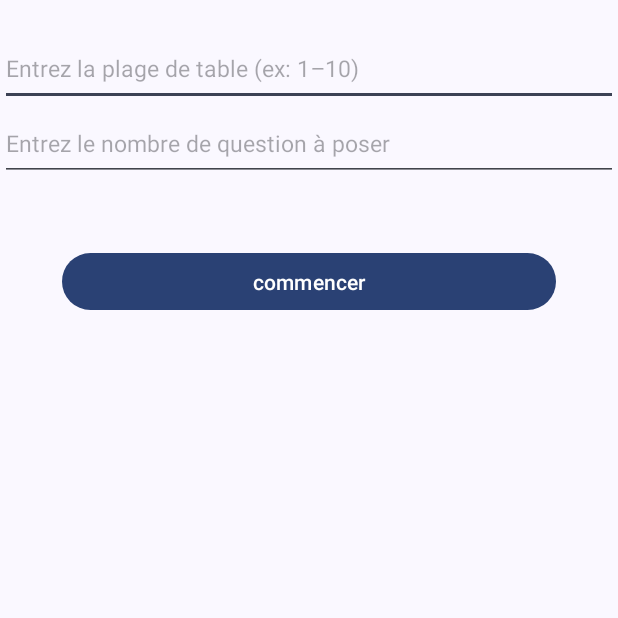
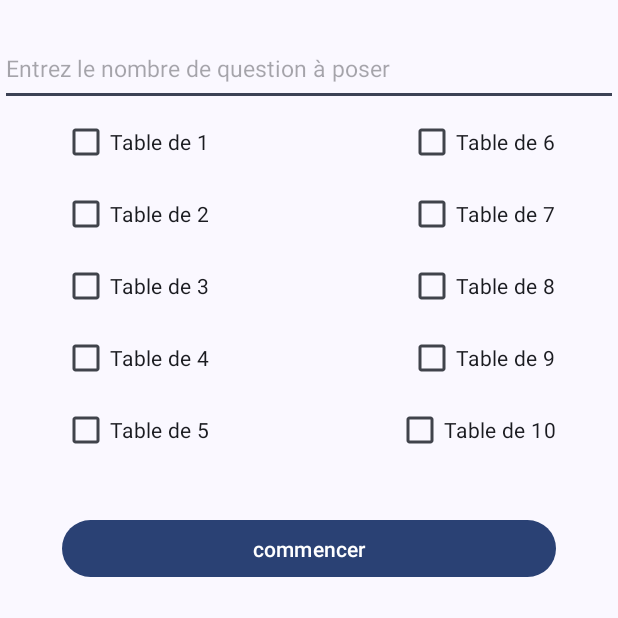
Before and after one commit to AstralArchitect/Tables-de-Multiplication, an Android app: the screen it shows after launch (ConfigurationActivity), on a phone screen of 412 x 824 dp, the top half of it. Run offline under Robolectric (Android 15) with nearby library versions, the phone set to English and light mode, and no system bars.

Commit message:
upgrade to 6.1.0 (checkbox pour choisir tables)

```diff
--- a/app/build.gradle.kts
+++ b/app/build.gradle.kts
@@ -12,7 +12,7 @@ android {
         minSdk = 26
         targetSdk = 35
         versionCode = 1
-        versionName = "6.0.3"
+        versionName = "6.1.0"
 
         testInstrumentationRunner = "androidx.test.runner.AndroidJUnitRunner"
         vectorDrawables {
--- a/app/src/main/java/fr/matthsudio/tablesdemultiplication/AppStart.kt
+++ b/app/src/main/java/fr/matthsudio/tablesdemultiplication/AppStart.kt
@@ -4,7 +4,7 @@ import android.app.Application
 
 class AppStart: Application() {
     companion object {
-        var questionRange: IntRange = 2..2
+        val tables: MutableList<Int> = mutableListOf<Int>()
         var questionCount = 13
     }
 }
--- a/app/src/main/java/fr/matthsudio/tablesdemultiplication/ConfigurationActivity.kt
+++ b/app/src/main/java/fr/matthsudio/tablesdemultiplication/ConfigurationActivity.kt
@@ -2,55 +2,53 @@ package fr.matthsudio.tablesdemultiplication
 
 import android.content.Intent
 import android.os.Bundle
-import android.util.Log
 import android.view.View
 import android.widget.Button
+import android.widget.CheckBox
 import android.widget.EditText
 import androidx.appcompat.app.AppCompatActivity
 
 class ConfigurationActivity: AppCompatActivity() {
     private lateinit var button: Button
-    private lateinit var questionRangeEditText: EditText
     private lateinit var questionCountEditText: EditText
+
+    private lateinit var checkBoxes: MutableList<CheckBox>
 
     override fun onCreate(savedInstanceState: Bundle?) {
         super.onCreate(savedInstanceState)
         setContentView(R.layout.activity_config)
 
         button = findViewById(R.id.startButton)
-        questionRangeEditText = findViewById(R.id.questionRangeEditText)
         questionCountEditText = findViewById(R.id.questionCountEditText)
+
+        checkBoxes = mutableListOf()
+
+        checkBoxes.add(findViewById(R.id.checkBox1))
+        checkBoxes.add(findViewById(R.id.checkBox2))
+        checkBoxes.add(findViewById(R.id.checkBox3))
+        checkBoxes.add(findViewById(R.id.checkBox4))
+        checkBoxes.add(findViewById(R.id.checkBox5))
+        checkBoxes.add(findViewById(R.id.checkBox6))
+        checkBoxes.add(findViewById(R.id.checkBox7))
+        checkBoxes.add(findViewById(R.id.checkBox8))
+        checkBoxes.add(findViewById(R.id.checkBox9))
+        checkBoxes.add(findViewById(R.id.checkBox10))
     }
 
     fun onStartButtonClick(view: View) {
-        Log.d("ConfigurationActivity", "onStartButtonClick")
-        if (questionRangeEditText.text.toString() == "" || questionCountEditText.text.toString() == "")
+        // get the tables from the checkboxes
+        for (i in 0 until checkBoxes.size)
         {
-            Log.d("ConfigurationActivity", "nothing was entered in the editText")
-            return
+            if (checkBoxes[i].isChecked)
+            {
+                AppStart.tables.add(i + 1)
+            }
         }
-        // get the range from the editText1
-        AppStart.questionRange = stringToIntRange(questionRangeEditText.text.toString())
         // get the count from the editText2
         AppStart.questionCount = questionCountEditText.text.toString().toInt()
-        Log.d("ConfigurationActivity", "questionRangeEditText: ${questionRangeEditText.text}")
-        Log.d("ConfigurationActivity", "questionCountEditText: ${questionCountEditText.text}")
 
         val intent = Intent(this, MainActivity::class.java)
         finish()
         startActivity(intent)
     }
-
-    private fun stringToIntRange(range: String): IntRange {
-        val parts = range.split("-")
-        if (parts.size != 2) {
-            return 0..0
-        }
-        val start = parts[0].toIntOrNull()
-        val end = parts[1].toIntOrNull()
-        if (start == null || end == null) {
-            return 0..0
-        }
-        return start..end
-    }
 }
--- a/app/src/main/res/layout/activity_config.xml
+++ b/app/src/main/res/layout/activity_config.xml
@@ -7,27 +7,91 @@
     tools:context=".ConfigurationActivity">
 
     <androidx.constraintlayout.widget.Guideline
-        android:id="@+id/questionRangeEditTextGuideline"
+        android:id="@+id/questionCountEditTextGuideline"
         android:layout_width="wrap_content"
         android:layout_height="wrap_content"
         android:orientation="horizontal"
         app:layout_constraintGuide_percent="0.025" />
 
-    <EditText
-        android:id="@+id/questionRangeEditText"
-        android:layout_width="match_parent"
-        android:layout_height="50dp"
-        android:autofillHints=""
-        android:hint="@string/config_range_string"
-        android:drawablePadding="8dp"
-        android:inputType="none"
-        android:textSize="15sp"
-        android:imeOptions="actionDone"
-        app:layout_constraintEnd_toEndOf="parent"
-        app:layout_constraintHorizontal_bias="1.0"
-        app:layout_constraintStart_toStartOf="parent"
-        app:layout_constraintTop_toTopOf="@+id/questionRangeEditTextGuideline"
-        tools:ignore="LabelFor" />
+    <CheckBox
+        android:id="@+id/checkBox1"
+        android:layout_width="wrap_content"
+        android:layout_height="wrap_content"
+        android:text="Table de 1"
+        app:layout_constraintStart_toStartOf="@+id/guideline_start"
+        app:layout_constraintTop_toBottomOf="@+id/questionCountEditText" />
+
+    <CheckBox
+        android:id="@+id/checkBox2"
+        android:layout_width="wrap_content"
+        android:layout_height="wrap_content"
+        android:text="Table de 2"
+        app:layout_constraintStart_toStartOf="@+id/guideline_start"
+        app:layout_constraintTop_toBottomOf="@+id/checkBox1" />
+
+    <CheckBox
+        android:id="@+id/checkBox3"
+        android:layout_width="wrap_content"
+        android:layout_height="wrap_content"
+        app:layout_constraintStart_toStartOf="@+id/guideline_start"
+        android:text="Table de 3"
+        app:layout_constraintTop_toBottomOf="@+id/checkBox2"/>
+
+    <CheckBox
+        android:id="@+id/checkBox4"
+        android:layout_width="wrap_content"
+        android:layout_height="wrap_content"
+        app:layout_constraintStart_toStartOf="@+id/guideline_start"
+        android:text="Table de 4"
+        app:layout_constraintTop_toBottomOf="@+id/checkBox3" />
+
+    <CheckBox
+        android:id="@+id/checkBox5"
+        android:layout_width="wrap_content"
+        android:layout_height="wrap_content"
+        app:layout_constraintStart_toStartOf="@+id/guideline_start"
+        android:text="Table de 5"
+        app:layout_constraintTop_toBottomOf="@+id/checkBox4" />
+
+    <CheckBox
+        android:id="@+id/checkBox6"
+        android:layout_width="wrap_content"
+        android:layout_height="wrap_content"
+        app:layout_constraintEnd_toEndOf="@+id/guideline_end"
+        android:text="Table de 6"
+        app:layout_constraintTop_toBottomOf="@+id/questionCountEditText" />
+
+    <CheckBox
+        android:id="@+id/checkBox7"
+        android:layout_width="wrap_content"
+        android:layout_height="wrap_content"
+        app:layout_constraintEnd_toEndOf="@+id/guideline_end"
+        android:text="Table de 7"
+        app:layout_constraintTop_toBottomOf="@+id/checkBox6" />
+
+    <CheckBox
+        android:id="@+id/checkBox8"
+        android:layout_width="wrap_content"
+        android:layout_height="wrap_content"
+        app:layout_constraintEnd_toEndOf="@+id/guideline_end"
+        android:text="Table de 8"
+        app:layout_constraintTop_toBottomOf="@+id/checkBox7" />
+
+    <CheckBox
+        android:id="@+id/checkBox9"
+        android:layout_width="wrap_content"
+        android:layout_height="wrap_content"
+        app:layout_constraintEnd_toEndOf="@+id/guideline_end"
+        android:text="Table de 9"
+        app:layout_constraintTop_toBottomOf="@+id/checkBox8" />
+
+    <CheckBox
+        android:id="@+id/checkBox10"
+        android:layout_width="wrap_content"
+        android:layout_height="wrap_content"
+        app:layout_constraintEnd_toEndOf="@+id/guideline_end"
+        android:text="Table de 10"
+        app:layout_constraintTop_toBottomOf="@+id/checkBox9" />
 
     <EditText
         android:id="@+id/questionCountEditText"
@@ -42,15 +106,8 @@
         app:layout_constraintEnd_toEndOf="parent"
         app:layout_constraintHorizontal_bias="0.0"
         app:layout_constraintStart_toStartOf="parent"
-        app:layout_constraintTop_toBottomOf="@+id/questionRangeEditText"
+        app:layout_constraintTop_toTopOf="@+id/questionCountEditTextGuideline"
         tools:ignore="LabelFor" />
-
-    <androidx.constraintlayout.widget.Guideline
-        android:id="@+id/buttonGuideline"
-        android:layout_width="wrap_content"
-        android:layout_height="wrap_content"
-        android:orientation="horizontal"
-        app:layout_constraintGuide_percent="0.2" />
 
     <androidx.constraintlayout.widget.Guideline
         android:id="@+id/guideline_end"
@@ -70,12 +127,13 @@
         android:id="@+id/startButton"
         android:layout_width="0dp"
         android:layout_height="46dp"
+        android:layout_marginTop="80dp"
+        android:onClick="onStartButtonClick"
         android:text="@string/commencer"
-        android:onClick="onStartButtonClick"
-        app:layout_constraintHorizontal_bias="0.498"
+        app:layout_constraintEnd_toEndOf="@+id/guideline_end"
+        app:layout_constraintHorizontal_bias="0.0"
         app:layout_constraintStart_toStartOf="@+id/guideline_start"
-        app:layout_constraintEnd_toEndOf="@+id/guideline_end"
-        app:layout_constraintTop_toTopOf="@+id/buttonGuideline"
+        app:layout_constraintTop_toTopOf="@+id/checkBox10"
         tools:ignore="" />
 
 </androidx.constraintlayout.widget.ConstraintLayout>
--- a/app/src/main/res/layout/activity_main.xml
+++ b/app/src/main/res/layout/activity_main.xml
@@ -51,7 +51,7 @@
 
     <Button
         android:id="@+id/restartButton"
-        android:layout_width="360dp"
+        android:layout_width="0dp"
         android:layout_height="46dp"
         android:onClick="onRestartButtonClicked"
         android:text="@string/redemmarrer"
@@ -64,7 +64,7 @@
 
     <Button
         android:id="@+id/quitButton"
-        android:layout_width="360dp"
+        android:layout_width="0dp"
         android:layout_height="46dp"
         android:layout_marginTop="50dp"
         android:onClick="onQuitButtonClicked"
```
Also changed, not shown: app/src/main/java/fr/matthsudio/tablesdemultiplication/MainActivity.kt (+5 -28 lines), 2 other files.
